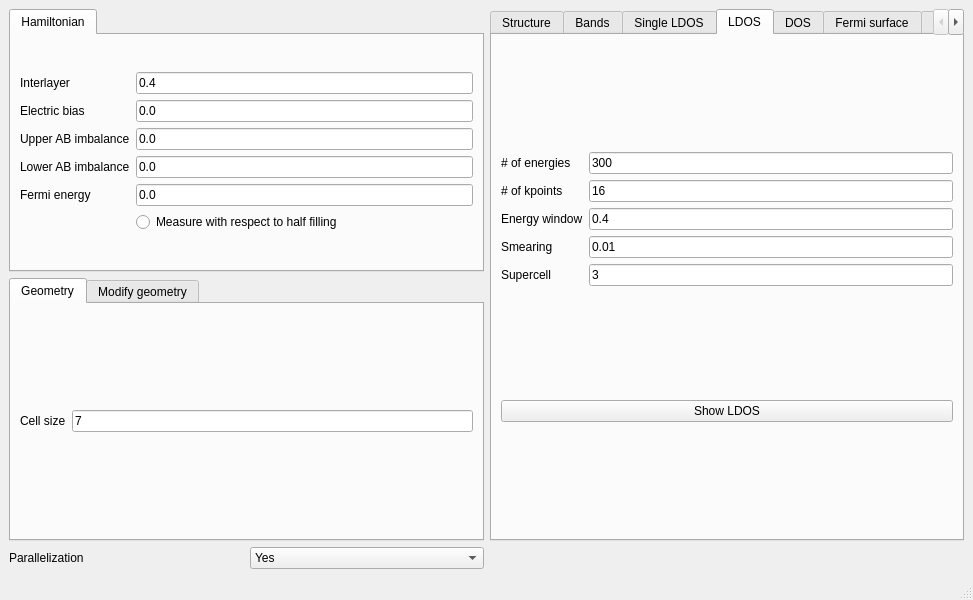
Qt form development/interface-pyqt/tbg/interface.ui (joselado/quantum-honeycomp) before a commit.
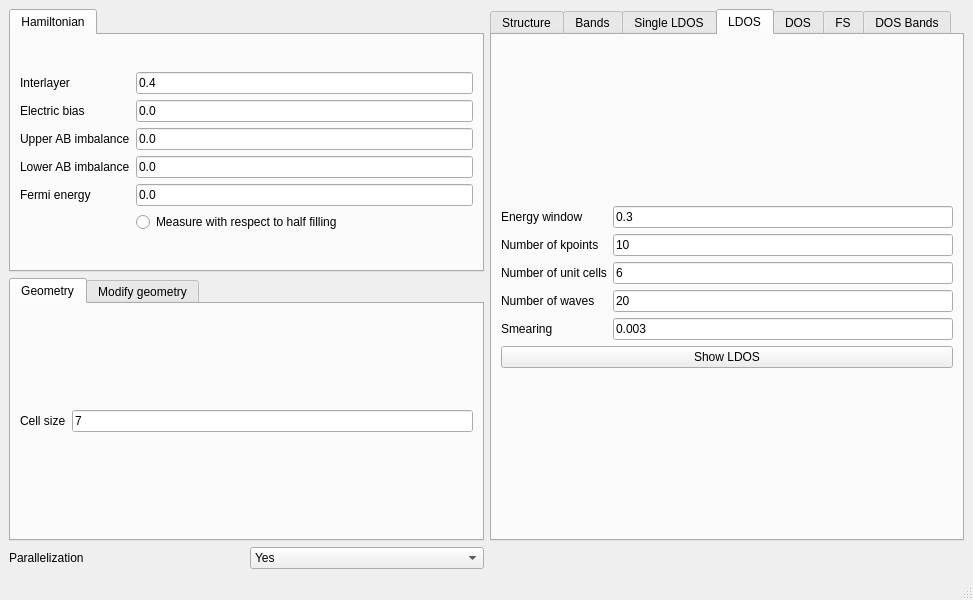
The same form after that commit. The open tabs and pages were chosen to show the change.

The edit to the form file:
```diff
--- a/development/interface-pyqt/tbg/interface.ui
+++ b/development/interface-pyqt/tbg/interface.ui
@@ -319,88 +319,103 @@
        <attribute name="title">
         <string>LDOS</string>
        </attribute>
-       <layout class="QVBoxLayout" name="verticalLayout_2">
-        <item>
-         <layout class="QGridLayout" name="gridLayout_35">
-          <item row="0" column="1">
-           <widget class="QLineEdit" name="ne_ldos">
-            <property name="text">
-             <string>300</string>
-            </property>
-           </widget>
-          </item>
-          <item row="3" column="1">
-           <widget class="QLineEdit" name="delta_ldos">
-            <property name="text">
-             <string>0.01</string>
-            </property>
-           </widget>
-          </item>
-          <item row="3" column="0">
-           <widget class="QLabel" name="label_43">
-            <property name="text">
-             <string>Smearing</string>
-            </property>
-           </widget>
-          </item>
+       <layout class="QGridLayout" name="gridLayout_19">
+        <item row="0" column="0">
+         <layout class="QGridLayout" name="gridLayout_18">
           <item row="1" column="1">
-           <widget class="QLineEdit" name="nk_ldos">
-            <property name="text">
-             <string>16</string>
+           <widget class="QLineEdit" name="multildos_nk">
+            <property name="toolTip">
+             <string>Number of kpoints used</string>
             </property>
-           </widget>
-          </item>
-          <item row="0" column="0">
-           <widget class="QLabel" name="label_44">
             <property name="text">
-             <string># of energies</string>
-            </property>
-           </widget>
-          </item>
-          <item row="1" column="0">
-           <widget class="QLabel" name="label_45">
-            <property name="text">
-             <string># of kpoints</string>
-            </property>
-           </widget>
-          </item>
-          <item row="2" column="0">
-           <widget class="QLabel" name="label_46">
-            <property name="text">
-             <string>Energy window</string>
-            </property>
-           </widget>
-          </item>
-          <item row="2" column="1">
-           <widget class="QLineEdit" name="window_ldos">
-            <property name="text">
-             <string>0.4</string>
+             <string>10</string>
             </property>
            </widget>
           </item>
           <item row="4" column="1">
-           <widget class="QLineEdit" name="nsuper_ldos">
+           <widget class="QLineEdit" name="multildos_delta">
+            <property name="toolTip">
+             <string>Energy smearing</string>
+            </property>
             <property name="text">
-             <string>3</string>
+             <string>0.003</string>
             </property>
            </widget>
           </item>
           <item row="4" column="0">
-           <widget class="QLabel" name="label_47">
+           <widget class="QLabel" name="label_23">
             <property name="text">
-             <string>Supercell</string>
+             <string>Smearing</string>
+            </property>
+           </widget>
+          </item>
+          <item row="0" column="0">
+           <widget class="QLabel" name="label_24">
+            <property name="text">
+             <string>Energy window</string>
+            </property>
+           </widget>
+          </item>
+          <item row="5" column="0" colspan="2">
+           <widget class="QPushButton" name="show_multildos">
+            <property name="text">
+             <string>Show LDOS</string>
+            </property>
+           </widget>
+          </item>
+          <item row="0" column="1">
+           <widget class="QLineEdit" name="multildos_ewindow">
+            <property name="toolTip">
+             <string>Energy window</string>
+            </property>
+            <property name="text">
+             <string>0.3</string>
+            </property>
+           </widget>
+          </item>
+          <item row="1" column="0">
+           <widget class="QLabel" name="label_25">
+            <property name="text">
+             <string>Number of kpoints</string>
+            </property>
+           </widget>
+          </item>
+          <item row="2" column="0">
+           <widget class="QLabel" name="label_26">
+            <property name="text">
+             <string>Number of unit cells</string>
+            </property>
+           </widget>
+          </item>
+          <item row="2" column="1">
+           <widget class="QLineEdit" name="multildos_nrep">
+            <property name="toolTip">
+             <string>Number of replicas of the unit cell to plot</string>
+            </property>
+            <property name="text">
+             <string>6</string>
+            </property>
+           </widget>
+          </item>
+          <item row="3" column="1">
+           <widget class="QLineEdit" name="multildos_numw">
+            <property name="toolTip">
+             <string>Number of wavefunctions computed around E=0 to calculate the LDOS</string>
+            </property>
+            <property name="text">
+             <string>20</string>
+            </property>
+           </widget>
+          </item>
+          <item row="3" column="0">
+           <widget class="QLabel" name="label_32">
+            <property name="text">
+             <string>Number of waves</string>
             </property>
            </widget>
           </item>
          </layout>
         </item>
-        <item>
-         <widget class="QPushButton" name="show_interactive_ldos">
-          <property name="text">
-           <string>Show LDOS</string>
-          </property>
-         </widget>
-        </item>
        </layout>
       </widget>
       <widget class="QWidget" name="tab_4">
@@ -495,7 +510,7 @@
       </widget>
       <widget class="QWidget" name="tab_6">
        <attribute name="title">
-        <string>Fermi surface</string>
+        <string>FS</string>
        </attribute>
        <layout class="QVBoxLayout" name="verticalLayout">
         <item>
```
Left out of the diff: 72 changed lines with no effect on the pictures.
